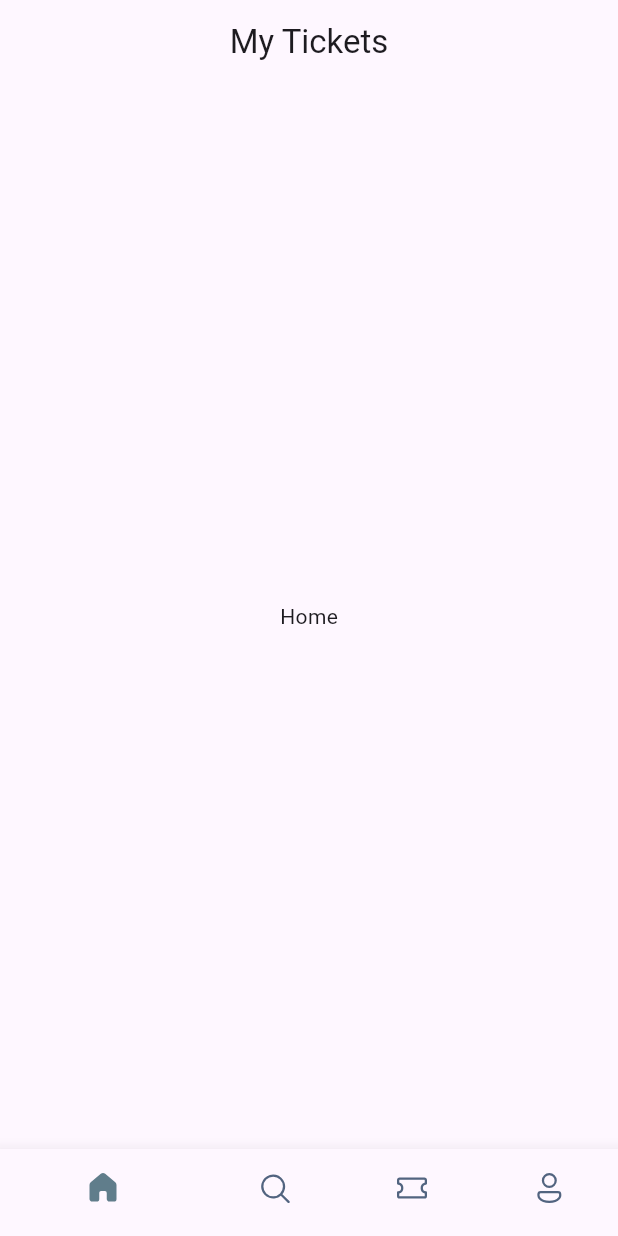
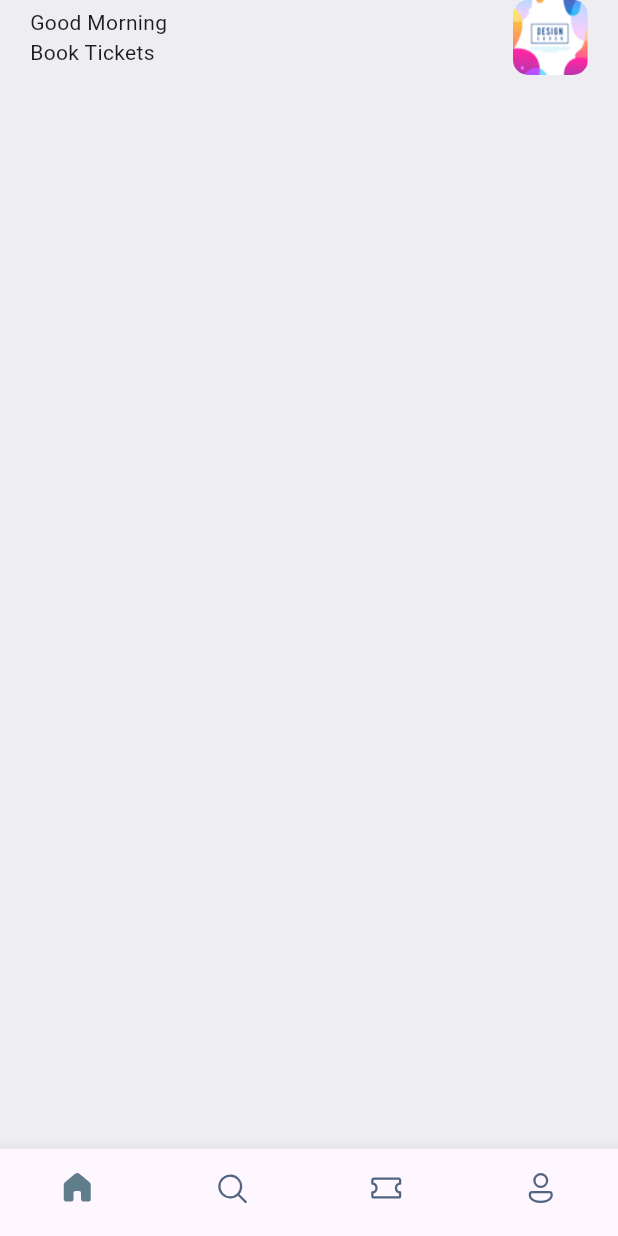
Before and after one commit to morggyogola/booktickets_app, a Flutter app: the screen it shows after launch, on a phone screen of 412 x 824 dp. Run offline on Flutter 3.47's test engine with Material 3 defaults, Android fonts, the phone set to English and light mode, and no system bars; our stand-ins replace fluentui_icons.

Commit message:
set the bottom navigation as static and added homescreen page

```diff
--- a/lib/screens/bottom_bar.dart
+++ b/lib/screens/bottom_bar.dart
@@ -1,3 +1,4 @@
+import 'package:ebook_app/screens/home_screen.dart';
 import 'package:fluentui_icons/fluentui_icons.dart';
 import 'package:flutter/cupertino.dart';
 import 'package:flutter/material.dart';
@@ -12,7 +13,7 @@ class BottomBar extends StatefulWidget {
 class _BottomBarState extends State<BottomBar> {
   int _selectedIndex=0;
   static final List<Widget> _widgetOptions = <Widget>[
-    const Text("Home"),
+    HomeScreen(),
     const Text("Search"),
     const Text("Tickets"),
     const Text("Profile")
@@ -27,9 +28,7 @@ class _BottomBarState extends State<BottomBar> {
   @override
   Widget build(BuildContext context) {
     return Scaffold(
-      appBar: AppBar(
-        title: const Center(child: Text("My Tickets")),
-      ),
+
       body: Center(child: _widgetOptions[_selectedIndex]),
       bottomNavigationBar: BottomNavigationBar(
         currentIndex: _selectedIndex,
@@ -38,6 +37,7 @@ class _BottomBarState extends State<BottomBar> {
         showSelectedLabels: false,
         showUnselectedLabels: false,
         selectedItemColor: Colors.blueGrey,
+        type: BottomNavigationBarType.fixed,
         unselectedItemColor: const Color(0xFF526480),
         items: const [
           BottomNavigationBarItem(icon: Icon(FluentSystemIcons.ic_fluent_home_regular),
--- /dev/null
+++ b/lib/screens/home_screen.dart
@@ -0,0 +1,56 @@
+import 'package:flutter/cupertino.dart';
+import 'package:flutter/material.dart';
+
+class HomeScreen extends StatelessWidget {
+  const HomeScreen({super.key});
+
+  @override
+  Widget build(BuildContext context) {
+    return Scaffold(
+      backgroundColor: Color(0xFFeeedf2),
+      body: ListView(
+          children: [
+            Container(
+              padding: const EdgeInsets.symmetric(horizontal: 20),
+              child:Column(
+                children: [
+                  Row(
+                    mainAxisAlignment: MainAxisAlignment.spaceBetween,
+
+                    children: [
+                     const Column(
+                       crossAxisAlignment: CrossAxisAlignment.start,
+                        children: [
+                          Text(
+                              "Good Morning"
+                          ),
+                          Text(
+                              "Book Tickets"
+                          ),
+                        ],
+                      ),
+                     Container(
+                       height: 50,
+                       width: 50,
+                       decoration: BoxDecoration(
+                         borderRadius: BorderRadius.circular(10),
+                         image: const DecorationImage(
+                           fit: BoxFit.cover,
+                           image: AssetImage(
+                             "assets/img/pic-1.png"
+                           ),
+                         )
+                       ),
+                     )
+
+                    ],
+                  ),
+                ],
+              ),
+            )
+          ],
+      ),
+    );
+
+  }
+}
--- a/pubspec.yaml
+++ b/pubspec.yaml
@@ -60,8 +60,8 @@ flutter:
   uses-material-design: true
 
   # To add assets to your application, add an assets section, like this:
-  # assets:
-  #   - images/a_dot_burr.jpeg
+  assets:
+    - assets/img/
   #   - images/a_dot_ham.jpeg
 
   # An image asset can refer to one or more resolution-specific "variants", see
```
Also changed, not shown: assets/img/backword.png (renamed from img/backword.png), assets/img/forward.png (renamed from img/forward.png), assets/img/loop.png (renamed from img/loop.png), assets/img/menu.png (renamed from img/menu.png), assets/img/pic-1.png (renamed from img/pic-1.png), assets/img/pic-10.png (renamed from img/pic-10.png), assets/img/pic-2.png (renamed from img/pic-2.png), assets/img/pic-3.png (renamed from img/pic-3.png), assets/img/pic-4.png (renamed from img/pic-4.png), assets/img/pic-5.png (renamed from img/pic-5.png), assets/img/pic-6.png (renamed from img/pic-6.png), assets/img/pic-7.png (renamed from img/pic-7.png), assets/img/pic-8.png (renamed from img/pic-8.png), assets/img/pic-9.png (renamed from img/pic-9.png), 2 more files.
